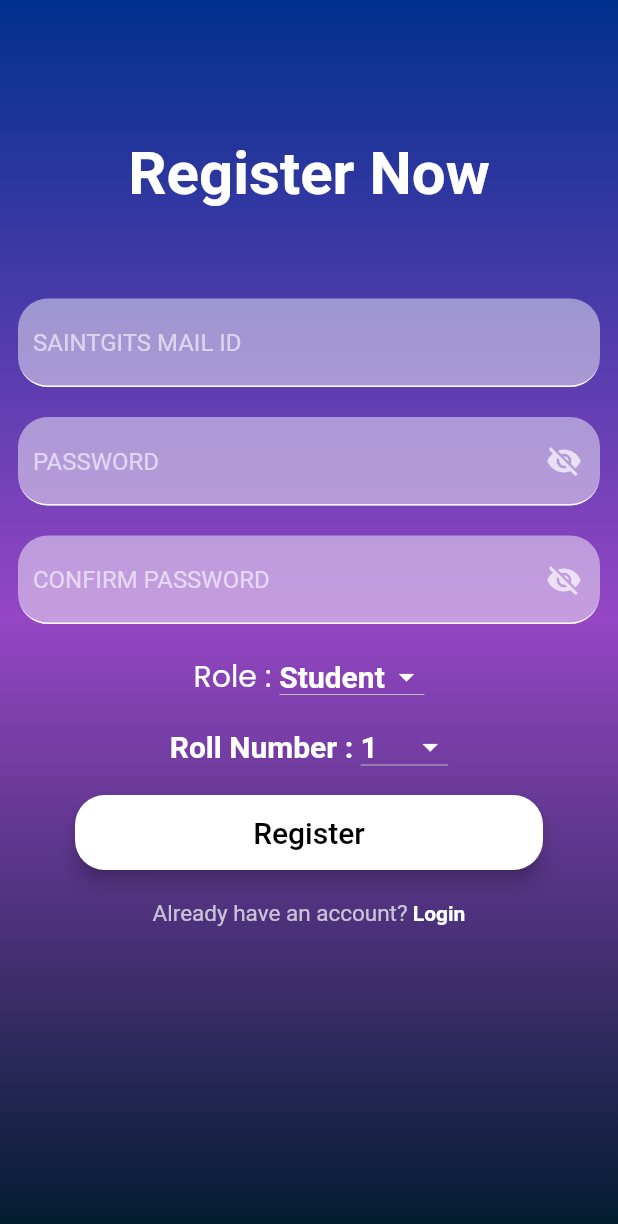
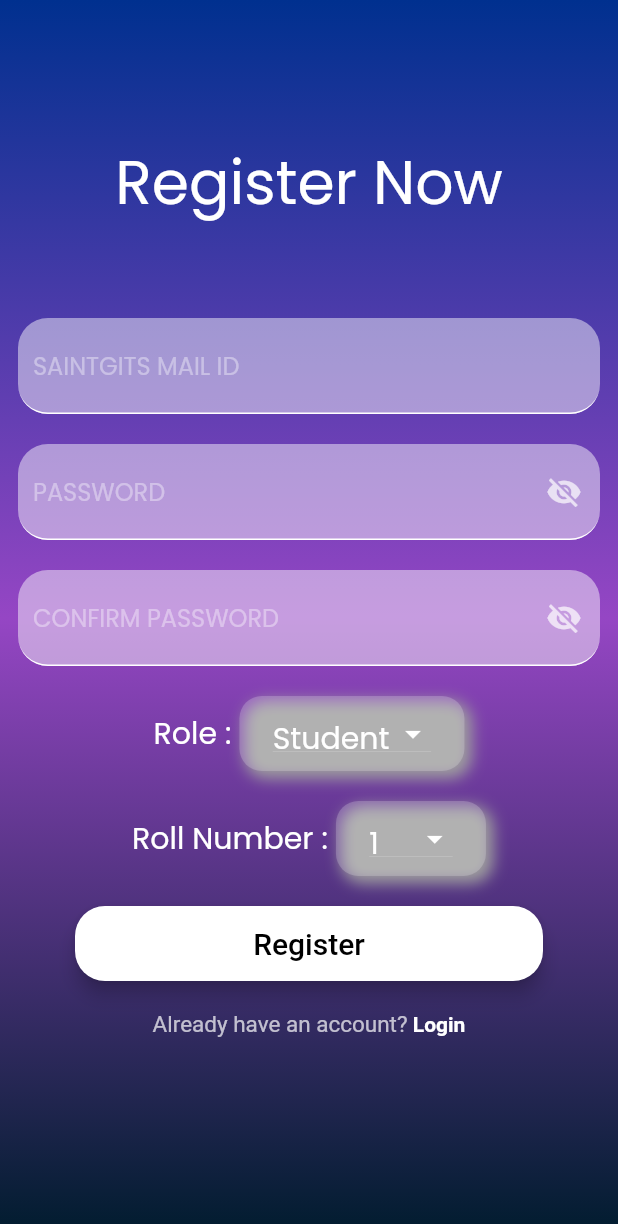
Before and after one commit to Madhav-S-S/voice_app, a Flutter app: the screen it shows after launch, after a tap on "Log in", after a tap on "Sign Up", on a phone screen of 412 x 824 dp. Shown: the top 1224 px of the screen. Run offline on Flutter 3.47's test engine with Material 2 defaults, Android fonts, the phone set to English and light mode, and no system bars; our stand-ins replace animated_splash_screen, cached_network_image, cloud_firestore, connectivity_plus, firebase_auth, firebase_core and 5 more; missing offline and left inert: dart:ffi; accounts and stored records are empty.

Commit message:
Login screen and signup screen design changed

```diff
--- a/lib/student/signup_screen.dart
+++ b/lib/student/signup_screen.dart
@@ -74,7 +74,7 @@ class _SignUpState extends State<SignUpScreen> {
                         Text(
                           "Register Now",
                           style: TextStyle(
-                            fontWeight: FontWeight.bold,
+                            fontFamily: 'Poppins',
                             color: Colors.white,
                             fontSize: 40,
                           ),
@@ -91,6 +91,10 @@ class _SignUpState extends State<SignUpScreen> {
                             filled: true,
                             fillColor: Color(0x77ffffff),
                             hintText: 'SAINTGITS MAIL ID',
+                            hintStyle: TextStyle(
+                              fontFamily: 'Poppins',
+                              color: Colors.white38
+                            ),
                             enabled: true,
                             contentPadding: const EdgeInsets.symmetric(vertical: 20.0, horizontal: 10.0),
                             focusedBorder: OutlineInputBorder(
@@ -136,6 +140,10 @@ class _SignUpState extends State<SignUpScreen> {
                             filled: true,
                             fillColor: Color(0x77ffffff),
                             hintText: 'PASSWORD',
+                            hintStyle: TextStyle(
+                              fontFamily: 'Poppins',
+                              color: Colors.white38,
+                            ),
                             enabled: true,
                             contentPadding: const EdgeInsets.symmetric(vertical: 20.0, horizontal: 10.0),
                             focusedBorder: OutlineInputBorder(
@@ -179,6 +187,10 @@ class _SignUpState extends State<SignUpScreen> {
                             filled: true,
                             fillColor:Color(0x77ffffff),
                             hintText: 'CONFIRM PASSWORD',
+                            hintStyle: TextStyle(
+                              color: Colors.white38,
+                              fontFamily: 'Poppins',
+                            ),
                             enabled: true,
                             contentPadding: const EdgeInsets.symmetric(vertical: 20.0, horizontal: 10.0),
                             focusedBorder: OutlineInputBorder(
@@ -215,8 +227,24 @@ class _SignUpState extends State<SignUpScreen> {
                               ),
                             ),
                             Container(
+                              alignment: Alignment.center,
+                              width: 150,
+                              height: 50,
+                              decoration: BoxDecoration(
+                              //make the color of the container transparent
+                              color: Color(0x33FFFFFF),
+                              borderRadius: BorderRadius.circular(15),
+                              boxShadow: [
+                              BoxShadow(
+                                color: Colors.grey,
+                                spreadRadius: 1,
+                                blurRadius: 8,
+                                offset: Offset(4, 4),
+                                  )
+                                ]
+                              ),
                               child: DropdownButton<String>(
-                                dropdownColor: Colors.blue[900],
+                                dropdownColor: voiceBlue,
                                 isDense: true,
                                 isExpanded: false,
                                 iconEnabledColor: Colors.white,
@@ -228,7 +256,7 @@ class _SignUpState extends State<SignUpScreen> {
                                       dropDownStringItem,
                                       style: TextStyle(
                                         color: Colors.white,
-                                        fontWeight: FontWeight.bold,
+                                        fontFamily: 'Poppins',
                                         fontSize: 20,
                                       ),
                                     ),
@@ -257,12 +285,29 @@ class _SignUpState extends State<SignUpScreen> {
                                     "Roll Number : ",
                                     style: TextStyle(
                                       fontSize: 20,
-                                      fontWeight: FontWeight.bold,
+                                      fontFamily: 'Poppins',
                                       color: Colors.white,
                                     ),
                                   ),
-                                  DropdownButton<String>(
-                                    dropdownColor: Colors.blue[900],
+                                  Container(
+                                    alignment: Alignment.center,
+                                    width: 100,
+                                    height: 50,
+                                    decoration: BoxDecoration(
+                                      //make the color of the container transparent
+                                      color: Color(0x33FFFFFF),
+                                      borderRadius: BorderRadius.circular(15),
+                                      boxShadow: [
+                                        BoxShadow(
+                                          color: Colors.grey,
+                                          spreadRadius: 1,
+                                          blurRadius: 8,
+                                          offset: Offset(4, 4),
+                                        )
+                                      ]
+                                    ),
+                                    child: DropdownButton<String>(
+                                      dropdownColor: voiceBlue,
                                       isDense: true,
                                       isExpanded: false,
                                       iconEnabledColor: Colors.white,
@@ -274,7 +319,7 @@ class _SignUpState extends State<SignUpScreen> {
                                             dropDownStringItem,
                                             style: TextStyle(
                                               color: Colors.white,
-                                            fontWeight: FontWeight.bold,
+                                              fontFamily: 'Poppins',
                                               fontSize: 20,
                                             ),
                                           ),
@@ -288,6 +333,7 @@ class _SignUpState extends State<SignUpScreen> {
                                         });
                                       },
                                       value: _currentItemSelected2,
+                                    ),
                                   ),
                                 ],
                               ),
@@ -368,7 +414,7 @@ class _SignUpState extends State<SignUpScreen> {
     FirebaseFirestore firebaseFirestore = FirebaseFirestore.instance;
     var user = _auth.currentUser;
     CollectionReference ref = FirebaseFirestore.instance.collection('users');
-    ref.doc(user!.uid).set({'email': emailController.text, 'role': role,'uid':user.uid});
+    ref.doc(user!.uid).set({'email': emailController.text, 'role': role,'uid':user.uid,'rollNo':rollNo});
     Navigator.pushReplacement(
         context, MaterialPageRoute(builder: (context) => LoginPage()));
     }catch(e){
--- a/lib/student/student_login_screen.dart
+++ b/lib/student/student_login_screen.dart
@@ -66,7 +66,9 @@ class _LoginPageState extends State<LoginPage> {
                         filled: true,
                         fillColor: Color(0x77ffffff),
                         hintText: 'SAINTGITS MAIL ID',
-                         hintStyle: TextStyle(color: Colors.white38),
+                         hintStyle: TextStyle(
+                          fontFamily: "Poppins",
+                          color: Colors.white38),
                         enabled: true,
                         contentPadding: const EdgeInsets.symmetric(vertical: 20.0, horizontal: 10.0),
                         focusedBorder: OutlineInputBorder(
@@ -113,7 +115,9 @@ class _LoginPageState extends State<LoginPage> {
                         filled: true,
                         fillColor: Color(0x77ffffff),
                         hintText: 'PASSWORD',
-                        hintStyle: TextStyle(color: Colors.white38),
+                        hintStyle: TextStyle(
+                          fontFamily: "Poppins",
+                          color: Colors.white38),
                         enabled: true,
                         contentPadding: const EdgeInsets.symmetric(vertical: 20.0, horizontal: 10.0),
                         focusedBorder: OutlineInputBorder(
```
Lines whose indentation alone changed are shown as unchanged.
